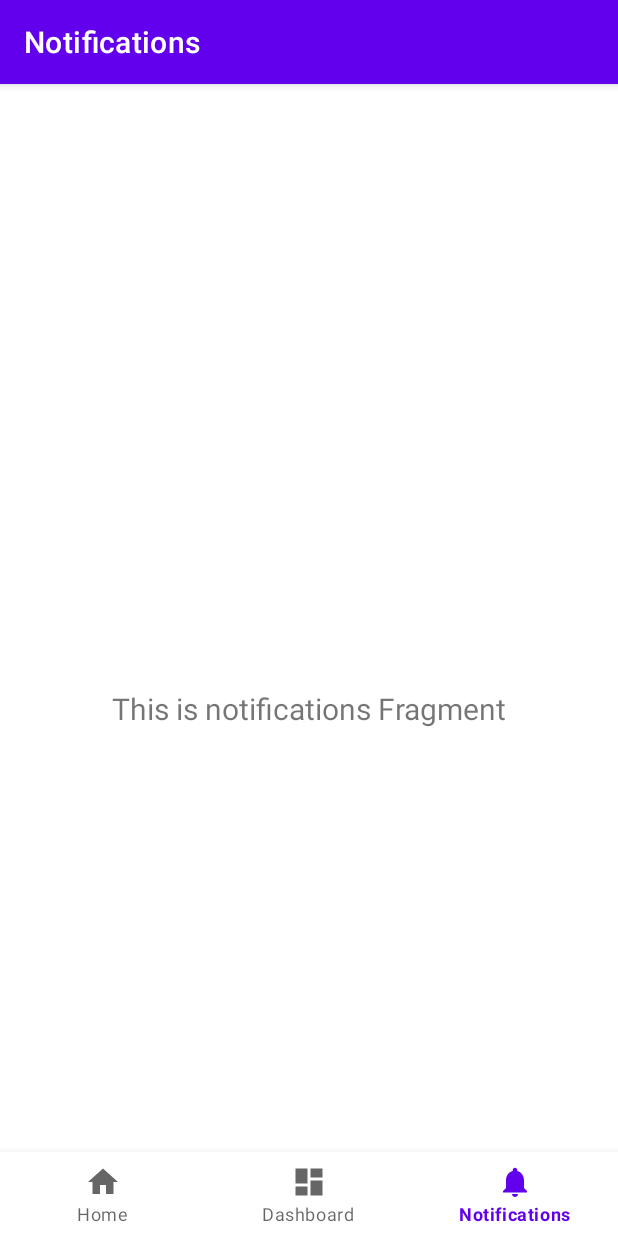
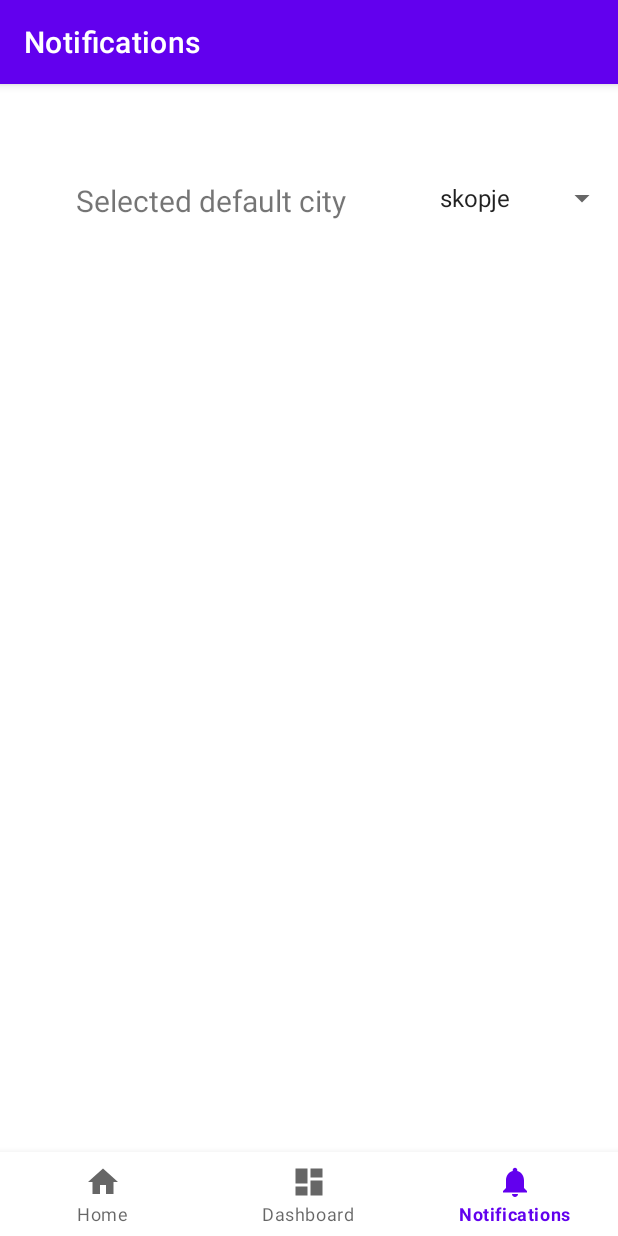
Before and after one commit to MahmudMeme/air-quality, an Android app: the NotificationsFragment screen opened through its navigation route, on a phone screen of 412 x 824 dp. Run offline under Robolectric (Android 15) with nearby library versions, the phone set to English and light mode, and no system bars; our stand-ins replace Dagger/Hilt's generated code, navigation-ui.

Commit message:
settings for default city

```diff
--- a/app/src/main/java/com/example/airpolution/ui/home/HomeFragment.kt
+++ b/app/src/main/java/com/example/airpolution/ui/home/HomeFragment.kt
@@ -40,7 +40,8 @@ class HomeFragment : Fragment() {
 
         binding.textHome.text = "Loading..."
 
-        setupSpinner()
+        val citySP = homeViewModel.getDefaultCityFromSp(requireContext())
+        setupSpinner(citySP)
 
 
         viewLifecycleOwner.lifecycleScope.launch {
@@ -54,20 +55,19 @@ class HomeFragment : Fragment() {
         return root
     }
 
-    private fun setupSpinner() {
-        //todo: take all cities from viewModel (repository)
-        val cities = listOf(
-            "skopje",
-            "ohrid",
-            "bitola",
-            "tetovo",
-            "strumica",
-            "gostivar"
-        )
+    private fun setupSpinner(citySp: String?) {
+
+        val allCities = resources.getStringArray(com.example.airpolution.R.array.cities_list).toList()
+        val orderedCities = if (citySp != null && allCities.contains(citySp)) {
+            listOf(citySp) + allCities.filter { it != citySp }
+        } else {
+            allCities
+        }
+
         val adapter = ArrayAdapter(
             requireContext(),
             R.layout.simple_spinner_item,
-            cities
+            orderedCities
         ).apply {
             setDropDownViewResource(R.layout.simple_spinner_dropdown_item)
         }
@@ -80,8 +80,17 @@ class HomeFragment : Fragment() {
                 position: Int,
                 id: Long
             ) {
-                val selectedCityName = cities[position]
+                val selectedCityName = orderedCities[position]
                 homeViewModel.fetchAirValues(selectedCityName)
+                //homeViewModel.setTemporaryCity(requireContext(),selectedCityName)
+                val newOrderedCities =
+                    listOf(selectedCityName) + allCities.filter { it != selectedCityName }
+
+                adapter.clear()
+                adapter.addAll(newOrderedCities)
+                adapter.notifyDataSetChanged()
+
+                binding.cityList.setSelection(0)
             }
 
             override fun onNothingSelected(parent: AdapterView<*>?) {
@@ -89,6 +98,13 @@ class HomeFragment : Fragment() {
         }
     }
 
+//    override fun onResume() {
+//        super.onResume()
+//        val citySp= homeViewModel.getTempCityFromSp(requireContext())
+//        setupSpinner(citySp)
+//    }
+
+
     override fun onDestroyView() {
         _binding = null
         super.onDestroyView()
--- a/app/src/main/java/com/example/airpolution/ui/home/HomeViewModel.kt
+++ b/app/src/main/java/com/example/airpolution/ui/home/HomeViewModel.kt
@@ -1,5 +1,7 @@
 package com.example.airpolution.ui.home
 
+import android.content.Context
+import android.content.Context.MODE_PRIVATE
 import androidx.lifecycle.ViewModel
 import androidx.lifecycle.viewModelScope
 import com.example.airpolution.data.Repository
@@ -46,6 +48,24 @@ class HomeViewModel @Inject constructor(private val repository: Repository) : Vi
             }
         }
     }
+    fun getDefaultCityFromSp(context: Context): String? {
+        val sp = context.getSharedPreferences("airCity", MODE_PRIVATE)
+        val city = sp.getString("defaultCity", null)
+        city?.let { fetchAirValues(it) }
+        return city
+    }
+    fun setTemporaryCity(context: Context, city: String) {
+        val sp = context.getSharedPreferences("airCity", MODE_PRIVATE)
+        val editor = sp.edit()
+        editor.putString("tempCity", city)
+        editor.apply()
+    }
+    fun getTempCityFromSp(context: Context): String? {
+        val sp = context.getSharedPreferences("airCity", MODE_PRIVATE)
+        val city = sp.getString("tempCity", null)
+        city?.let { fetchAirValues(it) }
+        return city
+    }
 
     private fun buildUrlForCity(cityName: String): String {
         return "https://${cityName}.pulse.eco/rest/overall"
--- a/app/src/main/java/com/example/airpolution/ui/notifications/NotificationsFragment.kt
+++ b/app/src/main/java/com/example/airpolution/ui/notifications/NotificationsFragment.kt
@@ -1,14 +1,20 @@
 package com.example.airpolution.ui.notifications
 
+import android.R
 import android.os.Bundle
 import android.view.LayoutInflater
 import android.view.View
 import android.view.ViewGroup
+import android.widget.AdapterView
+import android.widget.ArrayAdapter
 import android.widget.TextView
 import androidx.fragment.app.Fragment
+import androidx.fragment.app.viewModels
 import androidx.lifecycle.ViewModelProvider
 import com.example.airpolution.databinding.FragmentNotificationsBinding
+import dagger.hilt.android.AndroidEntryPoint
 
+@AndroidEntryPoint
 class NotificationsFragment : Fragment() {
 
     private var _binding: FragmentNotificationsBinding? = null
@@ -16,17 +22,17 @@ class NotificationsFragment : Fragment() {
     // This property is only valid between onCreateView and
     // onDestroyView.
     private val binding get() = _binding!!
+    private val notificationsViewModel: NotificationsViewModel by viewModels()
 
     override fun onCreateView(
-        inflater: LayoutInflater,
-        container: ViewGroup?,
-        savedInstanceState: Bundle?
+        inflater: LayoutInflater, container: ViewGroup?, savedInstanceState: Bundle?
     ): View {
-        val notificationsViewModel =
-            ViewModelProvider(this).get(NotificationsViewModel::class.java)
+        val notificationsViewModel = ViewModelProvider(this).get(NotificationsViewModel::class.java)
 
         _binding = FragmentNotificationsBinding.inflate(inflater, container, false)
         val root: View = binding.root
+
+        setupSpinner()
 
         val textView: TextView = binding.textNotifications
         notificationsViewModel.text.observe(viewLifecycleOwner) {
@@ -35,6 +41,51 @@ class NotificationsFragment : Fragment() {
         return root
     }
 
+    private fun setupSpinner() {
+
+        val allCities = resources.getStringArray(com.example.airpolution.R.array.cities_list).toList()
+
+        val savedCity = notificationsViewModel.getDefaultCityFromSp(requireContext())
+
+        val orderedCities = if (savedCity != null && allCities.contains(savedCity)) {
+            listOf(savedCity) + allCities.filter { it != savedCity }
+        } else {
+            allCities
+        }
+
+        val adapter = ArrayAdapter(
+            requireContext(), R.layout.simple_spinner_item, orderedCities
+        ).apply {
+            setDropDownViewResource(R.layout.simple_spinner_dropdown_item)
+        }
+        binding.cityListSetings.adapter = adapter
+
+        binding.cityListSetings.setSelection(0)
+
+        binding.cityListSetings.onItemSelectedListener =
+            object : AdapterView.OnItemSelectedListener {
+                override fun onItemSelected(
+                    parent: AdapterView<*>?, view: View?, position: Int, id: Long
+                ) {
+
+                    val selectedCityName = orderedCities[position]
+                    notificationsViewModel.setDefaultCity(requireContext(), selectedCityName)
+                    val newOrderedCities =
+                        listOf(selectedCityName) + allCities.filter { it != selectedCityName }
+
+                    adapter.clear()
+                    adapter.addAll(newOrderedCities)
+                    adapter.notifyDataSetChanged()
+
+                    binding.cityListSetings.setSelection(0)
+
+                }
+
+                override fun onNothingSelected(parent: AdapterView<*>?) {
+                }
+            }
+    }
+
     override fun onDestroyView() {
         super.onDestroyView()
         _binding = null
--- a/app/src/main/java/com/example/airpolution/ui/notifications/NotificationsViewModel.kt
+++ b/app/src/main/java/com/example/airpolution/ui/notifications/NotificationsViewModel.kt
@@ -1,13 +1,39 @@
 package com.example.airpolution.ui.notifications
 
+import android.content.Context
+import android.content.Context.MODE_PRIVATE
 import androidx.lifecycle.LiveData
 import androidx.lifecycle.MutableLiveData
 import androidx.lifecycle.ViewModel
+import com.example.airpolution.data.Repository
+import dagger.hilt.android.lifecycle.HiltViewModel
+import kotlinx.coroutines.flow.MutableStateFlow
+import kotlinx.coroutines.flow.asStateFlow
+import javax.inject.Inject
 
-class NotificationsViewModel : ViewModel() {
+//data class SettingsStateUI(
+//    val text: String = " Selected default city "
+//)
+
+@HiltViewModel
+class NotificationsViewModel @Inject constructor(private val repository: Repository) : ViewModel() {
+//    private val _uiState = MutableStateFlow(SettingsStateUI())
+//    val uiState = _uiState.asStateFlow()
 
     private val _text = MutableLiveData<String>().apply {
-        value = "This is notifications Fragment"
+        value = "Selected default city "
     }
     val text: LiveData<String> = _text
+
+    fun setDefaultCity(context: Context, city: String) {
+        val sp = context.getSharedPreferences("airCity", MODE_PRIVATE)
+        val editor = sp.edit()
+        editor.putString("defaultCity", city)
+        editor.apply()
+    }
+    fun getDefaultCityFromSp(context: Context): String? {
+        val sp = context.getSharedPreferences("airCity", MODE_PRIVATE)
+        val city = sp.getString("defaultCity", null)
+        return city
+    }
 }
--- a/app/src/main/res/layout/fragment_notifications.xml
+++ b/app/src/main/res/layout/fragment_notifications.xml
@@ -8,15 +8,29 @@
 
     <TextView
         android:id="@+id/text_notifications"
-        android:layout_width="match_parent"
+        android:text="zzzzz"
+        android:layout_width="wrap_content"
         android:layout_height="wrap_content"
         android:layout_marginStart="8dp"
         android:layout_marginTop="8dp"
         android:layout_marginEnd="8dp"
         android:textAlignment="center"
         android:textSize="20sp"
-        app:layout_constraintBottom_toBottomOf="parent"
+        app:layout_constraintStart_toStartOf="parent"
+        app:layout_constraintTop_toTopOf="parent"
+        app:layout_constraintEnd_toStartOf="@+id/cityListSetings"
+        />
+    <Spinner
+        android:id="@+id/cityListSetings"
+        android:layout_width="wrap_content"
+        android:layout_height="wrap_content"
+        android:layout_marginBottom="60dp"
+        android:prompt="@string/select_city"
+        android:layout_marginTop="8dp"
+        app:layout_constraintTop_toTopOf="parent"
         app:layout_constraintEnd_toEndOf="parent"
-        app:layout_constraintStart_toStartOf="parent"
-        app:layout_constraintTop_toTopOf="parent" />
+        >
+
+    </Spinner>
+
 </androidx.constraintlayout.widget.ConstraintLayout>
--- a/app/src/main/res/values/strings.xml
+++ b/app/src/main/res/values/strings.xml
@@ -4,4 +4,14 @@
     <string name="title_dashboard">Dashboard</string>
     <string name="title_notifications">Notifications</string>
     <string name="select_city" />
+
+<!--    add all cities that are available-->
+    <string-array name="cities_list">
+        <item>skopje</item>
+        <item>ohrid</item>
+        <item>bitola</item>
+        <item>tetovo</item>
+        <item>strumica</item>
+        <item>gostivar</item>
+    </string-array>
 </resources>
```
